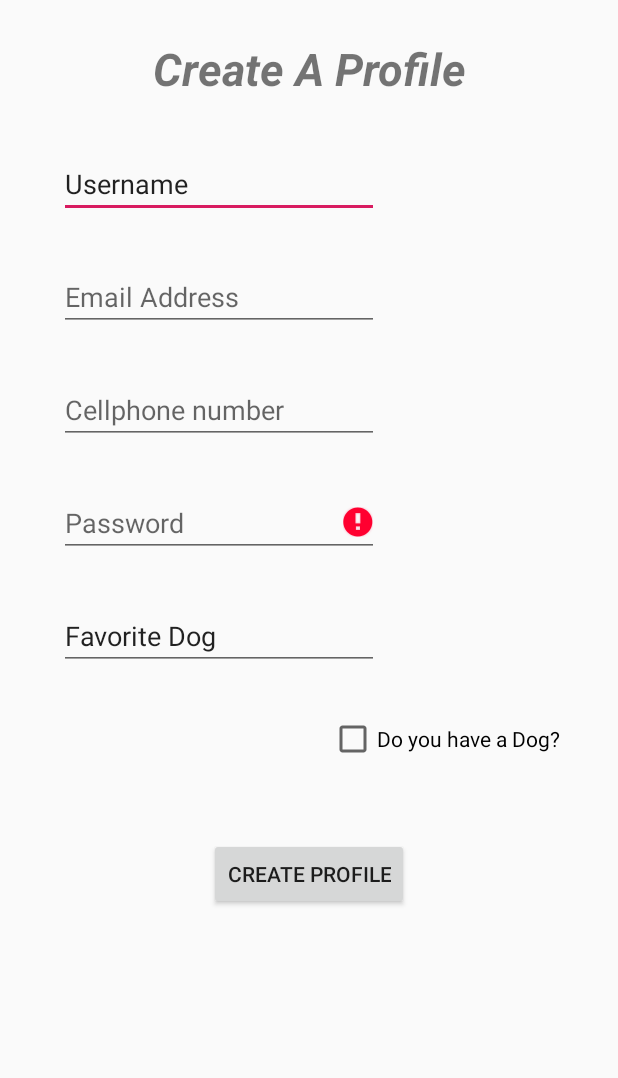
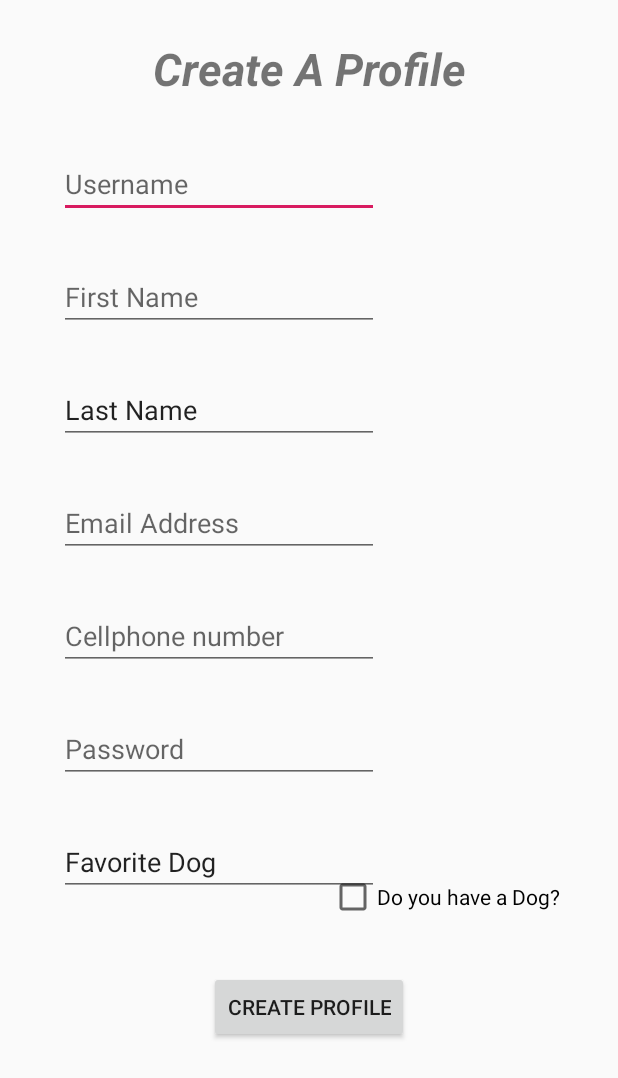
Before and after one commit to finalfantasyfan87/pawfriendz-android-client, an Android app: the screen it shows after launch (MainActivity), after a tap on "CREATE PROFILE", on a phone screen of 412 x 824 dp. Shown: the top 1078 px of the screen. Run offline under Robolectric (Android 15) with nearby library versions, the phone set to English and light mode, and no system bars; libraries missing offline, so code that uses them is left out: org.springframework.http, org.springframework.web.

Commit message:
Added firstName, lastName field to android client
Added firstName, lastName field to android client, implemented retrofit2
run the spring boot api app locally, android client sends it a User request body and saves to database

```diff
--- a/app/build.gradle
+++ b/app/build.gradle
@@ -43,4 +43,8 @@ dependencies {
     androidTestImplementation 'androidx.test.ext:junit:1.1.0'
     androidTestImplementation 'androidx.test.espresso:espresso-core:3.1.1'
     implementation 'org.springframework.android:spring-android-rest-template:2.0.0.M3'
+    implementation 'com.squareup.retrofit2:retrofit:2.1.0'
+    implementation 'com.google.code.gson:gson:2.6.1'
+    implementation 'com.squareup.retrofit2:converter-gson:2.1.0'
+    implementation 'com.squareup.okhttp3:logging-interceptor:3.8.0'
 }
--- a/app/src/main/AndroidManifest.xml
+++ b/app/src/main/AndroidManifest.xml
@@ -6,6 +6,7 @@
     <uses-permission android:name="android.permission.ACCESS_NETWORK_STATE"/>
     <uses-permission android:name="android.permission.ACCESS_COARSE_LOCATION" />
     <application
+        android:usesCleartextTraffic="true"
         android:allowBackup="true"
         android:icon="@mipmap/ic_launcher"
         android:label="@string/app_name"
--- a/app/src/main/java/com/csc472/pawfriendz/MainActivity.java
+++ b/app/src/main/java/com/csc472/pawfriendz/MainActivity.java
@@ -2,6 +2,7 @@ package com.csc472.pawfriendz;
 
 import android.os.Bundle;
 import android.os.StrictMode;
+import android.util.Log;
 import android.view.View;
 import android.widget.Button;
 import android.widget.CheckBox;
@@ -10,8 +11,17 @@ import android.widget.Toast;
 
 import androidx.appcompat.app.AppCompatActivity;
 
+import com.csc472.pawfriendz.model.User;
+import com.csc472.pawfriendz.service.UserServiceAPI;
+import com.csc472.pawfriendz.utils.APIUtils;
+import com.google.gson.Gson;
+
 import org.springframework.http.converter.StringHttpMessageConverter;
 import org.springframework.web.client.RestTemplate;
+
+import retrofit2.Call;
+import retrofit2.Callback;
+import retrofit2.Response;
 
 //import androidx.appcompat.widget.Toolbar;
 //import android.view.Menu;
@@ -22,19 +32,26 @@ import org.springframework.web.client.RestTemplate;
 public class MainActivity extends AppCompatActivity {
 
 
+    private static final String TAG = "tagMe";
+    private UserServiceAPI userService;
+
     @Override
     protected void onCreate(Bundle savedInstanceState) {
         super.onCreate(savedInstanceState);
         setContentView(R.layout.activity_main);
 
         //-----Declaring Input Element and Finding in Our Layout View----
-        final EditText username = (EditText)findViewById(R.id.editTextusername);
-        final EditText userEmail = (EditText)findViewById(R.id.editTextemail);
-        final EditText cellPhone = (EditText)findViewById(R.id.editText5cellnumber);
-        final EditText password = (EditText)findViewById(R.id.editText6password);
-        final EditText favDog = (EditText)findViewById(R.id.editText7FavDog);
-        final Button regProfile = (Button)findViewById(R.id.buttonSubmit);
-        final CheckBox ownDog = (CheckBox)findViewById(R.id.checkBoxdog);
+        final EditText username = (EditText) findViewById(R.id.editTextusername);
+        final EditText firstName = (EditText) findViewById(R.id.editTextFirstName);
+        final EditText lastName = (EditText) findViewById(R.id.editTextLastName);
+        final EditText userEmail = (EditText) findViewById(R.id.editTextemail);
+        final EditText cellPhone = (EditText) findViewById(R.id.editText5cellnumber);
+        final EditText password = (EditText) findViewById(R.id.editText6password);
+        final EditText favDog = (EditText) findViewById(R.id.editText7FavDog);
+        final Button regProfile = (Button) findViewById(R.id.buttonSubmit);
+        //lets discuss if we really need this field before the demo?
+        final CheckBox ownDog = (CheckBox) findViewById(R.id.checkBoxdog);
+        userService = APIUtils.getUserServiceAPI();
 
         //====Setting On Click Listener For Create Profile Button ===
         regProfile.setOnClickListener(new View.OnClickListener() {
@@ -43,36 +60,50 @@ public class MainActivity extends AppCompatActivity {
 
                 StrictMode.ThreadPolicy policy = new StrictMode.ThreadPolicy.Builder().permitAll().build();
                 StrictMode.setThreadPolicy(policy);
-                String url = "https://ajax.googleapis.com/ajax/" +
-                        "services/search/web?v=1.0&q={query}";
+                //Here we get the values from the form field, convert to string and send that data to the Post request
+                String firstName1 = firstName.getText().toString();
+                String lastName1 = lastName.getText().toString();
+                String userName = username.getText().toString();
+                String cellPhone1 = cellPhone.getText().toString();
+                String userEmail1 = userEmail.getText().toString();
+                String password1 = password.getText().toString();
+                String faveDog = favDog.getText().toString();
 
-// Create a new RestTemplate instance
-                RestTemplate restTemplate = new RestTemplate();
+                User pikachu = new User(firstName1, lastName1, userName, cellPhone1, userEmail1, password1, faveDog);
+                Log.i(TAG, "post submitted to API." + pikachu.toString());
+                userService.registerUser(pikachu).enqueue(new Callback<User>() {
+                    @Override
+                    public void onResponse(Call<User> call, Response<User> response) {
+                        Log.i(TAG, String.format("post submitted to API.  %s \n", response.body()));
 
-// Add the String message converter
-                restTemplate.getMessageConverters().add(new StringHttpMessageConverter());
+                    }
 
-// Make the HTTP GET request, marshaling the response to a String
-                String result = restTemplate.getForObject(url, String.class, "Android");
-                Toast.makeText(MainActivity.this,result, Toast.LENGTH_SHORT).show();
+                    @Override
+                    public void onFailure(Call<User> call, Throwable t) {
+                        Log.e(TAG, "Unable to submit post to API." + t.getMessage());
+                    }
 
-                if (username.getText().toString().isEmpty()) {
-                    username.setError("Please Enter A Username");
-                } else if (password.getText().toString().isEmpty()) {
-                    password.setError("Please Enter A Password");
-                } else if (userEmail.getText().toString().isEmpty()) {
-                    userEmail.setError("Please Enter Email Address");
+                });
 
-                }
+                //
+//                if (username.getText().toString().isEmpty()) {
+//                    username.setError("Please Enter A Username");
+//                } else if (password.getText().toString().isEmpty()) {
+//                    password.setError("Please Enter A Password");
+//                } else if (userEmail.getText().toString().isEmpty()) {
+//                    userEmail.setError("Please Enter Email Address");
+//                }
+                //        Toast.makeText(MainActivity.this, result, Toast.LENGTH_SHORT).show();
                 //====Adding Route for Profile ===
-                else {
-                    Toast.makeText(MainActivity.this, username.getText().toString(), Toast.LENGTH_SHORT).show();
-                    //@GetMapping
-                    //@ResponseBody
-                    //public String loginMsg(){
-                    //return "Welcome!"}
-                }
+                //  else {
+                //         Toast.makeText(MainActivity.this, username.getText().toString(), Toast.LENGTH_SHORT).show();
+                //@GetMapping
+                //@ResponseBody
+                //public String loginMsg(){
+                //return "Welcome!"}
             }
+
         });
     }
+
 }
--- /dev/null
+++ b/app/src/main/java/com/csc472/pawfriendz/model/User.java
@@ -0,0 +1,129 @@
+package com.csc472.pawfriendz.model;
+
+import android.text.Editable;
+import android.widget.CheckBox;
+
+import com.google.gson.annotations.Expose;
+import com.google.gson.annotations.SerializedName;
+
+public class User {
+
+    @SerializedName("firstName")
+    @Expose
+   private String firstName;
+
+    @SerializedName("lastName")
+    @Expose
+    private String lastName;
+
+    @SerializedName("phoneNumber")
+    @Expose
+    private  String cellPhone;
+
+    @SerializedName("email")
+    @Expose
+    private String userEmail;
+
+    @SerializedName("password")
+    @Expose
+    private String password;
+
+    @SerializedName("username")
+    @Expose
+    private String username;
+
+    @SerializedName("favoriteDog")
+    @Expose
+    private String favDog;
+//
+//    @SerializedName("ownDog")
+//    @Expose
+//    private  Boolean ownDog;
+
+    public User(String firstName, String lastName, String username,String cellPhone, String userEmail, String password, String favDog) {
+        this.firstName = firstName;
+        this.lastName = lastName;
+        this.username = username;
+        this.cellPhone = cellPhone;
+        this.userEmail = userEmail;
+        this.password = password;
+        this.favDog = favDog;
+    }
+
+    public String getFirstName() {
+        return firstName;
+    }
+
+    public void setFirstName(String firstName) {
+        this.firstName = firstName;
+    }
+
+    public String getLastName() {
+        return lastName;
+    }
+
+    public void setLastName(String lastName) {
+        this.lastName = lastName;
+    }
+
+    public String getCellPhone() {
+        return cellPhone;
+    }
+
+    public void setCellPhone(String cellPhone) {
+        this.cellPhone = cellPhone;
+    }
+
+    public String getPassword() {
+        return password;
+    }
+
+    public void setPassword(String password) {
+        this.password = password;
+    }
+
+    public String getUsername() {
+        return username;
+    }
+
+    public void setUsername(String username) {
+        this.username = username;
+    }
+
+        public String getFavDog() {
+        return favDog;
+    }
+
+    public void setFavDog(String favDog) {
+        this.favDog = favDog;
+    }
+
+//    public Boolean getOwnDog() {
+//        return ownDog;
+//    }
+//
+//    public void setOwnDog(Boolean ownDog) {
+//        this.ownDog = ownDog;
+//    }
+
+    public String getUserEmail() {
+        return userEmail;
+    }
+
+    public void setUserEmail(String userEmail) {
+        this.userEmail = userEmail;
+    }
+
+    @Override
+    public String toString() {
+        return "User{" +
+                "firstName='" + firstName + '\'' +
+                ", lastName='" + lastName + '\'' +
+                ", cellPhone='" + cellPhone + '\'' +
+                ", userEmail='" + userEmail + '\'' +
+                ", password='" + password + '\'' +
+                ", username='" + username + '\'' +
+                ", favDog='" + favDog + '\'' +
+                '}';
+    }
+}
--- /dev/null
+++ b/app/src/main/java/com/csc472/pawfriendz/retroclient/RetrofitClient.java
@@ -0,0 +1,22 @@
+package com.csc472.pawfriendz.retroclient;
+
+import okhttp3.OkHttpClient;
+import okhttp3.logging.HttpLoggingInterceptor;
+import retrofit2.Retrofit;
+import retrofit2.converter.gson.GsonConverterFactory;
+
+import static okhttp3.logging.HttpLoggingInterceptor.*;
+
+public class RetrofitClient {
+    private static Retrofit retrofit = null;
+//we will need to add a logging interceptor in here or separate class
+    public static Retrofit getClient(String baseUrl) {
+        if (retrofit==null) {
+            retrofit = new Retrofit.Builder()
+                    .baseUrl(baseUrl)
+                    .addConverterFactory(GsonConverterFactory.create())
+                    .build();
+        }
+        return retrofit;
+    }
+}
--- /dev/null
+++ b/app/src/main/java/com/csc472/pawfriendz/service/UserServiceAPI.java
@@ -0,0 +1,12 @@
+package com.csc472.pawfriendz.service;
+
+import com.csc472.pawfriendz.model.User;
+
+import retrofit2.Call;
+import retrofit2.http.Body;
+import retrofit2.http.POST;
+
+public interface UserServiceAPI {
+    @POST("/register")
+    Call<User> registerUser(@Body User user);
+}
--- /dev/null
+++ b/app/src/main/java/com/csc472/pawfriendz/utils/APIUtils.java
@@ -0,0 +1,20 @@
+package com.csc472.pawfriendz.utils;
+
+import com.csc472.pawfriendz.retroclient.RetrofitClient;
+import com.csc472.pawfriendz.service.UserServiceAPI;
+
+public class APIUtils {
+    private APIUtils() {
+    }
+
+    //retrofit 2 doesn't support secure ssl port by default, so that means more configuration classes
+//To run get implement the spring boot app locally, you must use the IPV4 of your computer...localhost doesn't
+    //work. Of course when we deploy the app, we will use that base URL.
+    public static final String BASE_URL = "http://{YOUR_IPV4}:8080/";
+
+    public static UserServiceAPI getUserServiceAPI() {
+
+        return RetrofitClient.getClient(BASE_URL).create(UserServiceAPI.class);
+    }
+
+}
--- a/app/src/main/res/layout/activity_main.xml
+++ b/app/src/main/res/layout/activity_main.xml
@@ -6,12 +6,6 @@
     android:layout_height="match_parent"
     tools:context=".MainActivity">
 
-    <com.google.android.material.appbar.AppBarLayout
-        android:layout_width="match_parent"
-        android:layout_height="wrap_content"
-        android:theme="@style/AppTheme.AppBarOverlay">
-
-    </com.google.android.material.appbar.AppBarLayout>
 
     <EditText
         android:id="@+id/editTextusername"
@@ -23,11 +17,40 @@
         android:ems="10"
         android:hint="Username"
         android:inputType="textPersonName"
-        android:text="Username"
         android:textSize="18sp"
         app:layout_constraintEnd_toEndOf="parent"
         app:layout_constraintStart_toStartOf="parent"
         app:layout_constraintTop_toTopOf="parent" />
+
+    <EditText
+        android:id="@+id/editTextFirstName"
+        android:layout_width="wrap_content"
+        android:layout_height="wrap_content"
+        android:layout_marginStart="40dp"
+        android:layout_marginTop="30dp"
+        android:layout_marginEnd="160dp"
+        android:ems="10"
+        android:hint="First Name"
+        android:inputType="textPersonName"
+        android:textSize="18sp"
+        app:layout_constraintEnd_toEndOf="parent"
+        app:layout_constraintStart_toStartOf="parent"
+        app:layout_constraintTop_toBottomOf="@+id/editTextusername" />
+
+    <EditText
+        android:id="@+id/editTextLastName"
+        android:layout_width="wrap_content"
+        android:layout_height="wrap_content"
+        android:layout_marginStart="40dp"
+        android:layout_marginTop="30dp"
+        android:layout_marginEnd="160dp"
+        android:ems="10"
+        android:inputType="textPersonName"
+        android:textSize="18sp"
+        android:text="Last Name"
+        app:layout_constraintEnd_toEndOf="parent"
+        app:layout_constraintStart_toStartOf="parent"
+        app:layout_constraintTop_toBottomOf="@+id/editTextFirstName" />
 
     <EditText
         android:id="@+id/editTextemail"
@@ -41,7 +64,7 @@
         android:inputType="textEmailAddress"
         app:layout_constraintEnd_toEndOf="parent"
         app:layout_constraintStart_toStartOf="parent"
-        app:layout_constraintTop_toBottomOf="@+id/editTextusername" />
+        app:layout_constraintTop_toBottomOf="@+id/editTextLastName" />
 
     <EditText
         android:id="@+id/editText5cellnumber"
@@ -112,7 +135,7 @@
         android:text="Create Profile"
         app:layout_constraintEnd_toEndOf="parent"
         app:layout_constraintStart_toStartOf="parent"
-        app:layout_constraintTop_toBottomOf="@+id/checkBoxdog" />
+        app:layout_constraintTop_toBottomOf="@+id/editText7FavDog" />
 
     <CheckBox
         android:id="@+id/checkBoxdog"
@@ -125,6 +148,6 @@
         android:textSize="14sp"
         app:layout_constraintEnd_toEndOf="parent"
         app:layout_constraintStart_toStartOf="parent"
-        app:layout_constraintTop_toBottomOf="@+id/editText7FavDog" />
+        app:layout_constraintTop_toTopOf="@+id/editText7FavDog" />
 
 </androidx.constraintlayout.widget.ConstraintLayout>
```
